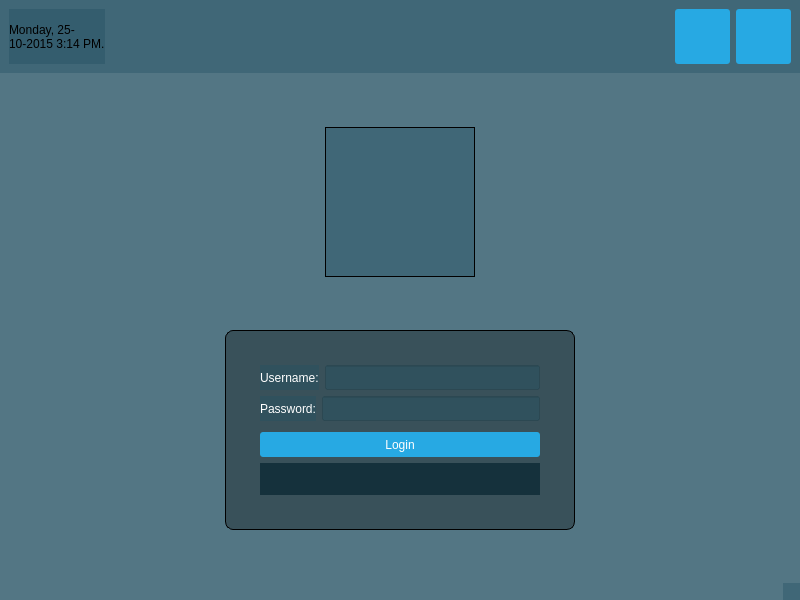
Old version of the form login.ui in the repository DestinM/ProjetC-.
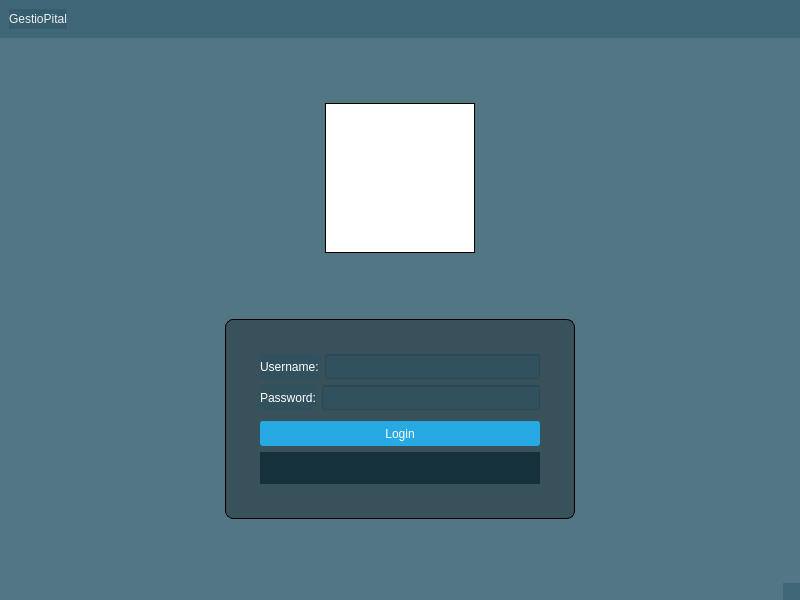
New version of the form. Icons and pictures are not drawn.

Diff of the .ui file:
```diff
--- a/login.ui
+++ b/login.ui
@@ -52,9 +52,12 @@
       <layout class="QHBoxLayout" name="horizontalLayout">
        <item>
         <widget class="QLabel" name="currentDateTime">
+         <property name="styleSheet">
+          <string notr="true">color: rgb(238, 238, 236);
+font: 75 20pt &quot;DejaVu Sans&quot;;</string>
+         </property>
          <property name="text">
-          <string>Monday, 25-
-10-2015 3:14 PM.</string>
+          <string>GestioPital</string>
          </property>
         </widget>
        </item>
@@ -71,56 +74,6 @@
          </property>
         </spacer>
        </item>
-       <item>
-        <widget class="QPushButton" name="shutdownButton">
-         <property name="minimumSize">
-          <size>
-           <width>55</width>
-           <height>55</height>
-          </size>
-         </property>
-         <property name="styleSheet">
-          <string notr="true">QPushButton
-{
-color: white;
-background-color: #27a9e3;
-border-width: 0px;
-border-radius: 3px;
-}
-
-
-QPushButton:hover { background-color: #66c011; }</string>
-         </property>
-         <property name="text">
-          <string/>
-         </property>
-        </widget>
-       </item>
-       <item>
-        <widget class="QPushButton" name="restartButton">
-         <property name="minimumSize">
-          <size>
-           <width>55</width>
-           <height>55</height>
-          </size>
-         </property>
-         <property name="styleSheet">
-          <string notr="true">QPushButton
-{
-color: white;
-background-color: #27a9e3;
-border-width: 0px;
-border-radius: 3px;
-}
-
-
-QPushButton:hover { background-color: #66c011; }</string>
-         </property>
-         <property name="text">
-          <string/>
-         </property>
-        </widget>
-       </item>
       </layout>
      </widget>
     </item>
@@ -158,6 +111,7 @@
         </property>
         <property name="styleSheet">
          <string notr="true">border : 1px solid;
+background-color: rgb(255, 255, 255);
 </string>
         </property>
         <property name="text">
```
